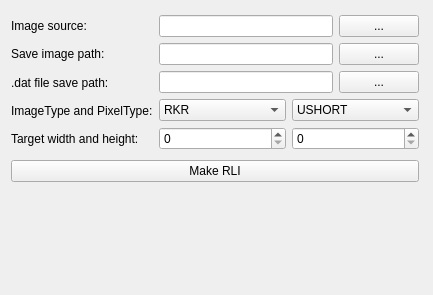
PhilippUryas/Vega-GeneratorRLI, file src/mainwindow.ui: the form before one commit.
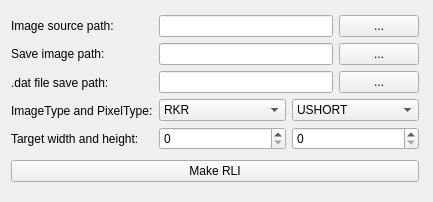
The form after the commit.

Diff of the .ui file:
```diff
--- a/src/mainwindow.ui
+++ b/src/mainwindow.ui
@@ -13,7 +13,7 @@
     <x>0</x>
     <y>0</y>
     <width>433</width>
-    <height>295</height>
+    <height>202</height>
    </rect>
   </property>
   <property name="sizePolicy">
@@ -43,7 +43,7 @@
          <item>
           <widget class="QLabel" name="label">
            <property name="text">
-            <string>Image source:</string>
+            <string>Image source path:</string>
            </property>
           </widget>
          </item>
```
